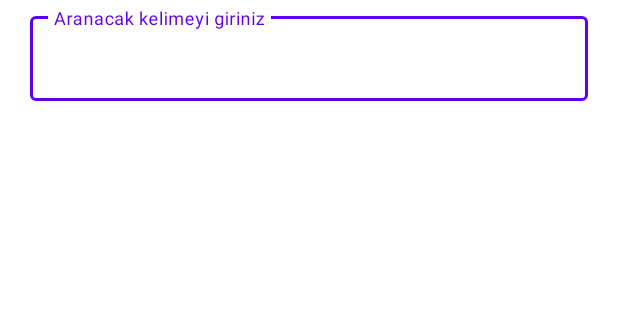
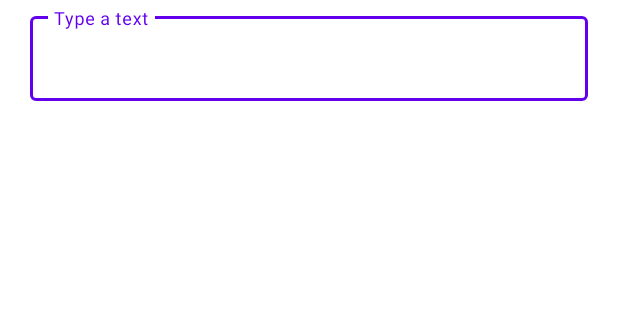
Before and after one commit to Bhostie/AppcentNewsApp, an Android app: the layout fragment_news.xml on its own in the app's theme, with its tools: preview values and no code run, on a phone screen of 412 x 824 dp, the part 72-392 px from its top. Run offline under Robolectric (Android 15) with nearby library versions, the phone set to English and light mode, and no system bars; network calls fail.

Commit message:
file location refactoring, MainActivity.kt moved to UI

```diff
--- a/app/src/main/java/com/appcentnewsapp/barisgokmen/MainActivity.kt
+++ b/app/src/main/java/com/appcentnewsapp/barisgokmen/ui/MainActivity.kt
@@ -1,12 +1,11 @@
-package com.appcentnewsapp.barisgokmen
+package com.appcentnewsapp.barisgokmen.ui
 
 import android.os.Bundle
 import com.google.android.material.bottomnavigation.BottomNavigationView
 import androidx.appcompat.app.AppCompatActivity
 import androidx.navigation.findNavController
-import androidx.navigation.ui.AppBarConfiguration
-import androidx.navigation.ui.setupActionBarWithNavController
 import androidx.navigation.ui.setupWithNavController
+import com.appcentnewsapp.barisgokmen.R
 import com.appcentnewsapp.barisgokmen.databinding.ActivityMainBinding
 
 class MainActivity : AppCompatActivity() {
--- a/app/src/main/res/values/strings.xml
+++ b/app/src/main/res/values/strings.xml
@@ -6,7 +6,7 @@
     <string name="bottom_news">News</string>
     <string name="bottom_favorites">Favorites</string>
     <string name="title_news_screen">Appcent NewsApp</string>
-    <string name="search_box_hint">Aranacak kelimeyi giriniz</string>
+    <string name="search_box_hint">Type a text</string>
     <string name="news_source">News Source</string>
     <string name="title_favorites">Favorites</string>
     <string name="share_url">Share Source URL</string>
```
